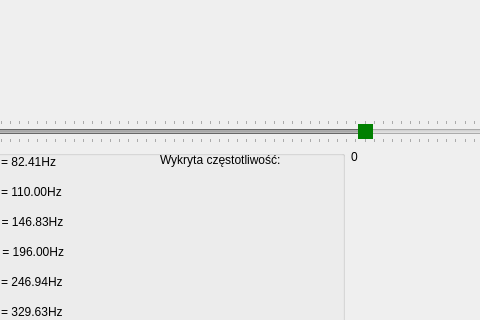
Qt form mainwindow.ui (december0123/dzwiekspert) before a commit; both pictures show x 119 to 599 and y 166 to 486 of the 959 by 650 pixel window.
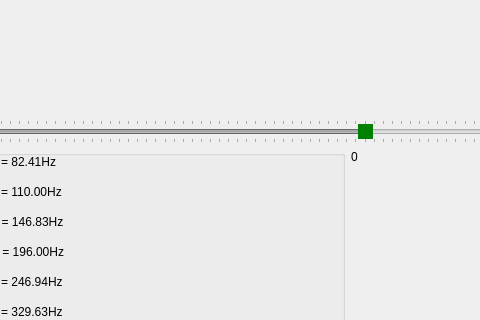
The same form after that commit. The open tabs and pages were chosen to show the change.

Diff of the .ui file:
```diff
--- a/mainwindow.ui
+++ b/mainwindow.ui
@@ -344,19 +344,6 @@
             <string>B3 = 246.94Hz</string>
            </property>
           </widget>
-          <widget class="QLabel" name="label_2">
-           <property name="geometry">
-            <rect>
-             <x>257</x>
-             <y>0</y>
-             <width>161</width>
-             <height>20</height>
-            </rect>
-           </property>
-           <property name="text">
-            <string>Wykryta częstotliwość:</string>
-           </property>
-          </widget>
          </widget>
         </item>
         <item row="4" column="1">
```
Left out of the diff: 4 changed lines with no effect on the pictures.
